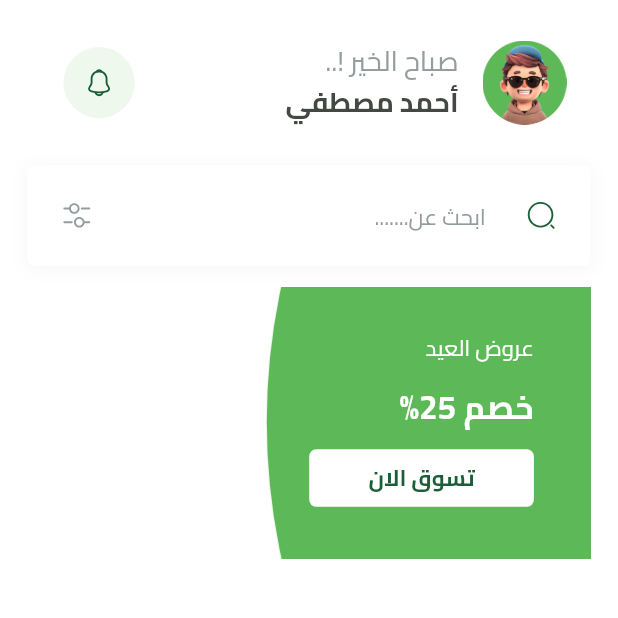
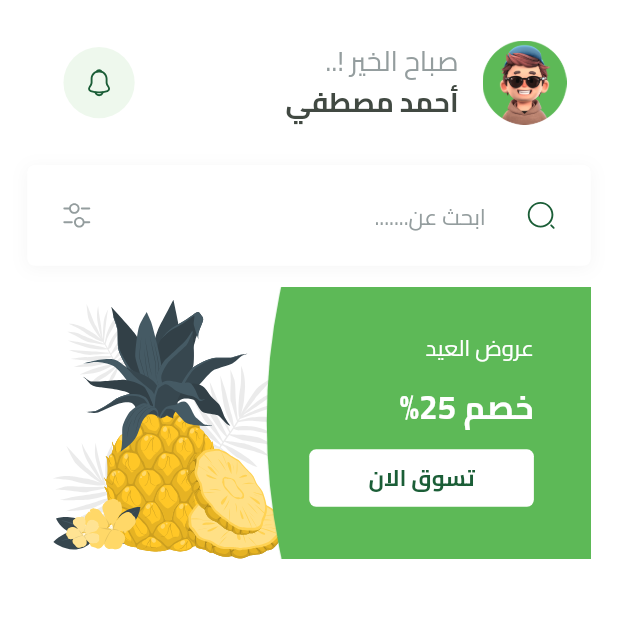
Before and after one commit to MhammadAli/Fakahany, a Flutter app: the HomeView screen opened by its route, on a phone screen of 412 x 824 dp, the top half of it. Run offline on Flutter 3.47's test engine with Material 3 defaults, Android fonts, the light colour scheme and no system bars; our stand-ins replace bloc, cloud_firestore, dartz, dots_indicator, firebase_auth, firebase_core and 8 more; missing offline and left inert: flutter_facebook_auth; accounts and stored records are empty.

Commit message:
create featured item part three.

```diff
--- a/lib/features/home/presentation/views/widgets/featured_item.dart
+++ b/lib/features/home/presentation/views/widgets/featured_item.dart
@@ -2,7 +2,8 @@ import 'package:fakahany/features/home/presentation/views/widgets/featured_item_
 import 'package:fakahany/utils/app_text_styles.dart';
 import 'package:flutter/material.dart';
 import 'package:flutter_screenutil/flutter_screenutil.dart';
-import 'package:flutter_svg_provider/flutter_svg_provider.dart';
+import 'package:flutter_svg/flutter_svg.dart';
+import 'package:flutter_svg_provider/flutter_svg_provider.dart' as svg;
 
 import '../../../../../generated/assets.dart';
 
@@ -18,12 +19,21 @@ class FeaturedItem extends StatelessWidget {
         aspectRatio: 342 / 165,
         child: Stack(
           children: [
-            Image.asset(Assets.imagesWatermelonTest),
+            Positioned(
+              child: SvgPicture.asset(
+                Assets.imagesPageViewItem2Image,
+                fit: BoxFit.fill,
+              ),
+              left: 0,
+              bottom: 0,
+              top: 0,
+              right: itemWidth * .4,
+            ),
             Container(
               width: itemWidth * .5,
               decoration: const BoxDecoration(
                 image: DecorationImage(
-                  image: Svg(Assets.imagesFeaturedItemBackground),
+                  image: svg.Svg(Assets.imagesFeaturedItemBackground),
                   fit: BoxFit.fill,
                 ),
               ),
```
